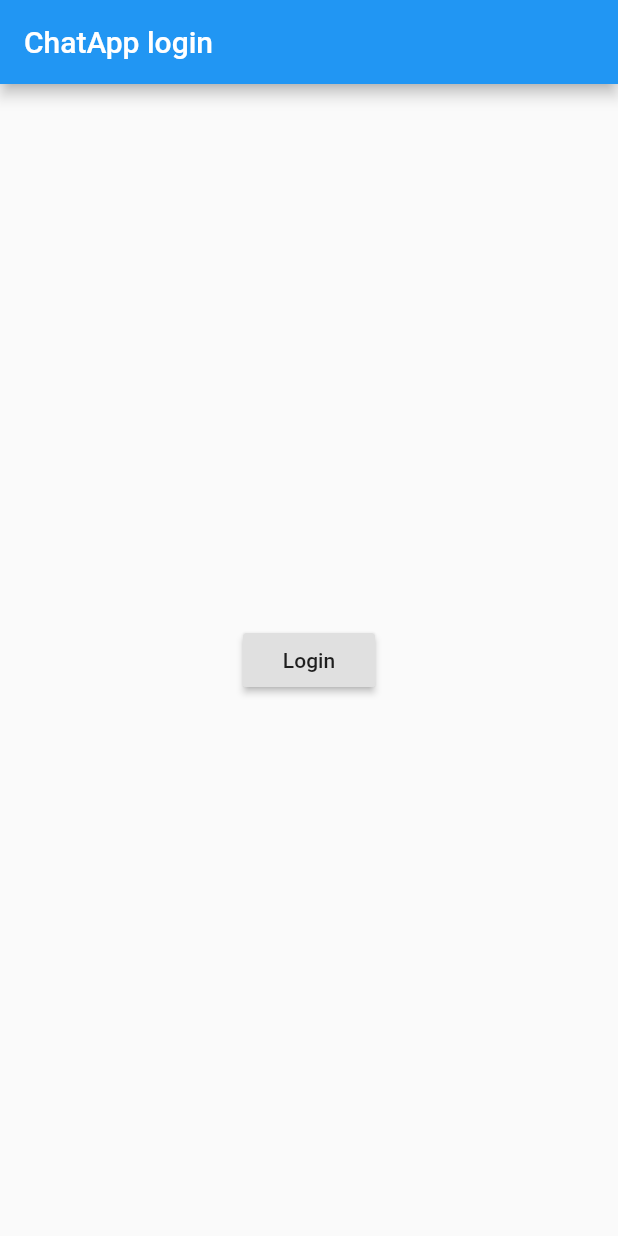
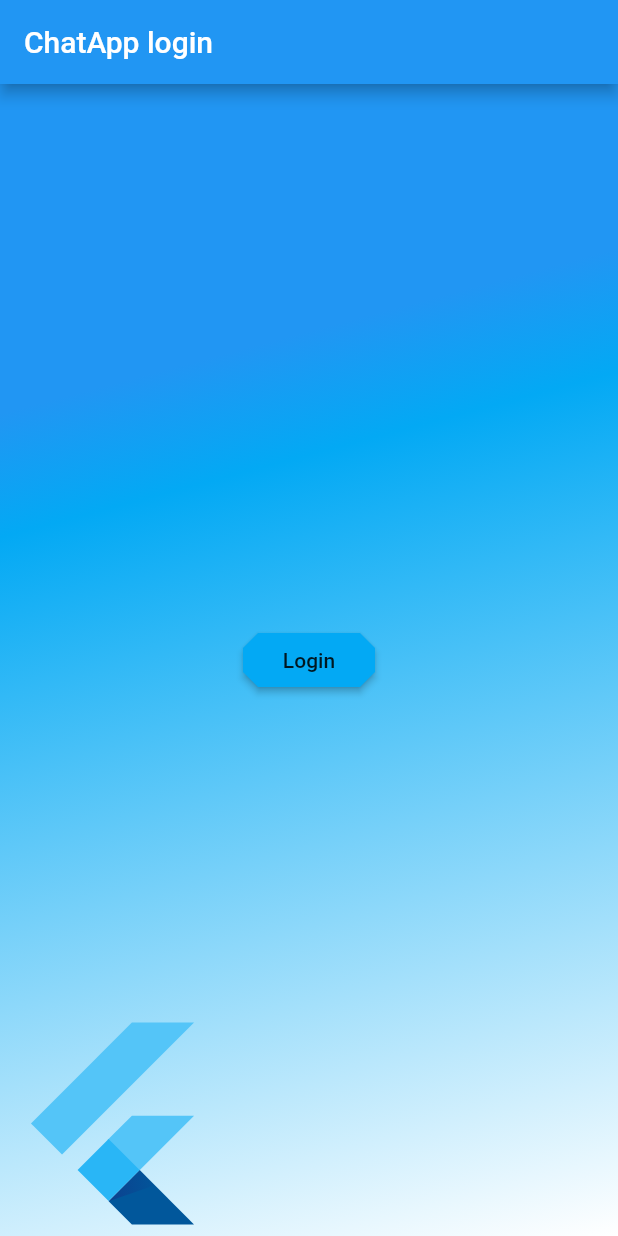
Before and after one commit to jackfrost13/chatapp, a Flutter app: the screen it shows after launch, on a phone screen of 412 x 824 dp. Run offline on Flutter 3.47's test engine with Material 2 defaults, Android fonts, the phone set to English and light mode, and no system bars; our stand-ins replace cloud_firestore, firebase_auth, firebase_storage, google_sign_in, image_picker; accounts and stored records are empty.

Commit message:
minor adjustments to the login screen

```diff
--- a/lib/loginScreen.dart
+++ b/lib/loginScreen.dart
@@ -5,7 +5,8 @@ import 'package:google_sign_in/google_sign_in.dart';
 class LoginScreen extends StatefulWidget {
   FirebaseAuth firebaseAuth;
   GoogleSignIn googleSignIn;
-  LoginScreen(this.firebaseAuth,this.googleSignIn);
+
+  LoginScreen(this.firebaseAuth, this.googleSignIn);
 
   @override
   LoginScreenState createState() {
@@ -20,7 +21,30 @@ class LoginScreenState extends State<LoginScreen> {
       appBar: AppBar(
         title: Text('ChatApp login'),
       ),
-      body: login(),
+      body: Container(
+        decoration: BoxDecoration(
+          gradient: LinearGradient(
+              colors: [
+                Colors.blue,
+                Colors.lightBlue,
+                Colors.white,
+              ],
+              begin: Alignment.topCenter,
+              end: Alignment.bottomRight,
+              stops: [0.2, 0.3, 1.0]),
+        ),
+        child: Stack(
+          children: <Widget>[
+            Align(
+              alignment: Alignment(-1.0, 1.0),
+              child: FlutterLogo(
+                size: 150.0,
+              ),
+            ),
+            login(),
+          ],
+        ),
+      ),
     );
   }
 
@@ -28,7 +52,10 @@ class LoginScreenState extends State<LoginScreen> {
     return Container(
       child: Center(
         child: RaisedButton(
+          shape:
+              BeveledRectangleBorder(borderRadius: BorderRadius.circular(10.0)),
           child: Text('Login'),
+          color: Colors.lightBlue,
           onPressed: signIn,
         ),
       ),
@@ -36,9 +63,10 @@ class LoginScreenState extends State<LoginScreen> {
   }
 
   void signIn() async {
-    GoogleSignInAccount googleSignInAccount = await widget.googleSignIn.signIn();
+    GoogleSignInAccount googleSignInAccount =
+        await widget.googleSignIn.signIn();
     GoogleSignInAuthentication googleSignInAuthentication =
-    await googleSignInAccount.authentication;
+        await googleSignInAccount.authentication;
     FirebaseUser user = await widget.firebaseAuth.signInWithGoogle(
         idToken: googleSignInAuthentication.idToken,
         accessToken: googleSignInAuthentication.accessToken);
--- a/lib/main.dart
+++ b/lib/main.dart
@@ -14,6 +14,8 @@ class ChatApp extends StatefulWidget {
 }
 
 class _ChatAppState extends State<ChatApp> {
+
+
   @override
   Widget build(BuildContext context) {
     return MaterialApp(
@@ -46,7 +48,7 @@ Widget loadingWidget() {
   waiting();
   return Scaffold(
     body: Center(
-      child: CircularProgressIndicator(),
+      child: RefreshProgressIndicator(),
     ),
   );
 }
```
